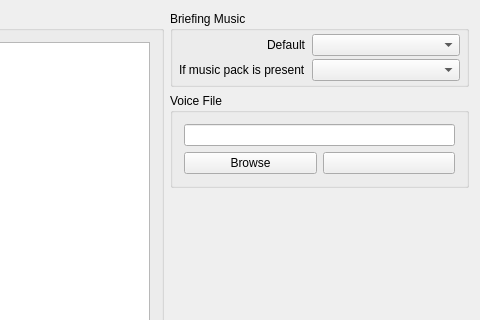
Old version of the form qtfred/ui/BriefingEditorDialog.ui in the repository scp-fs2open/fs2open.github.com; both pictures show x 1025 to 1505 and y 0 to 320 of the 1505 by 725 pixel window.
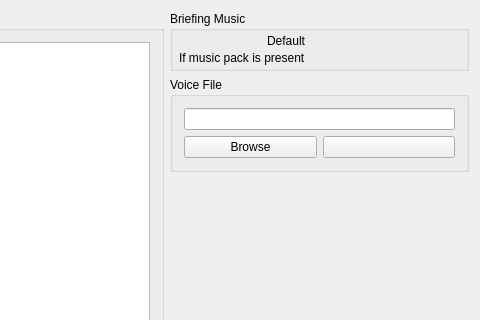
New version of the form. Icons and pictures are not drawn. Custom widgets are drawn as their Qt base class.

Commit message: combined spooled music selector/player widget

Patch:
```diff
--- a/qtfred/ui/BriefingEditorDialog.ui
+++ b/qtfred/ui/BriefingEditorDialog.ui
@@ -657,11 +657,7 @@
              </widget>
             </item>
             <item row="0" column="1">
-             <widget class="QComboBox" name="defaultMusicComboBox">
-              <property name="editable">
-               <bool>false</bool>
-              </property>
-             </widget>
+             <widget class="fso::fred::MusicComboWidget" name="defaultMusicWidget"/>
             </item>
             <item row="1" column="0">
              <widget class="QLabel" name="musicPackLabel">
@@ -674,7 +670,7 @@
              </widget>
             </item>
             <item row="1" column="1">
-             <widget class="QComboBox" name="musicPackComboBox"/>
+             <widget class="fso::fred::MusicComboWidget" name="musicPackWidget"/>
             </item>
            </layout>
           </widget>
@@ -776,6 +772,11 @@
    <extends>QTreeView</extends>
    <header>ui/widgets/sexp_tree.h</header>
   </customwidget>
+  <customwidget>
+   <class>fso::fred::MusicComboWidget</class>
+   <extends>QWidget</extends>
+   <header>ui/widgets/MusicComboWidget.h</header>
+  </customwidget>
  </customwidgets>
  <resources>
   <include location="../resources/resources.qrc"/>
```
Left out of the diff: 22 changed lines with no effect on the pictures. The commit also changes 11 other files.
